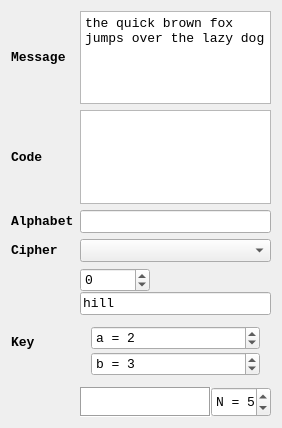
The window that sem5/pkc/classpher/ui/cipher_widget.ui (harababurel/homework) describes before a commit, drawn with Qt 5.
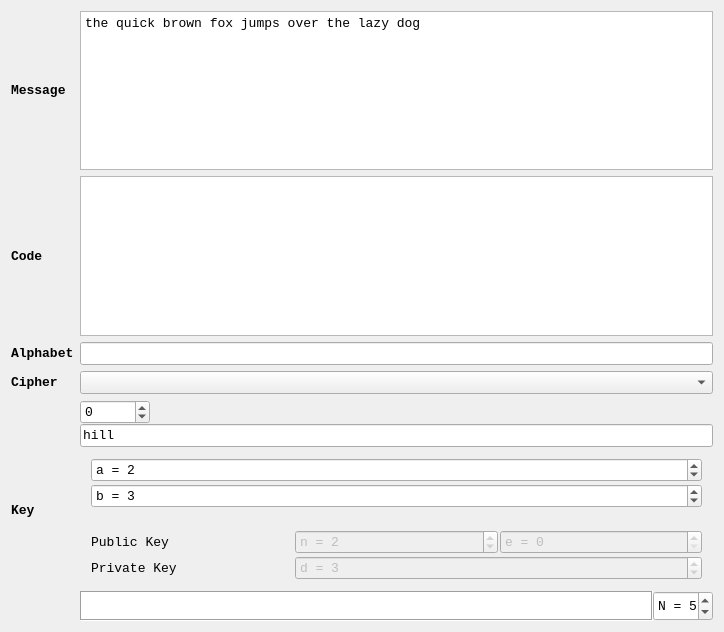
The same window after the commit.

Commit message: Classpher: integrate RSA cipher into GUI; first working draft

```diff
--- a/sem5/pkc/classpher/ui/cipher_widget.ui
+++ b/sem5/pkc/classpher/ui/cipher_widget.ui
@@ -6,8 +6,8 @@
    <rect>
     <x>0</x>
     <y>0</y>
-    <width>282</width>
-    <height>428</height>
+    <width>724</width>
+    <height>632</height>
    </rect>
   </property>
   <property name="font">
@@ -156,6 +156,88 @@
          </layout>
         </widget>
        </item>
+       <item>
+        <widget class="QWidget" name="rsa_container" native="true">
+         <layout class="QGridLayout" name="rsa_key_grid">
+          <property name="spacing">
+           <number>2</number>
+          </property>
+          <item row="0" column="1">
+           <widget class="QSpinBox" name="public_key_n_spin_box">
+            <property name="enabled">
+             <bool>false</bool>
+            </property>
+            <property name="font">
+             <font>
+              <family>Monospace</family>
+              <weight>50</weight>
+              <bold>false</bold>
+             </font>
+            </property>
+            <property name="prefix">
+             <string>n = </string>
+            </property>
+            <property name="maximum">
+             <number>999999999</number>
+            </property>
+            <property name="value">
+             <number>2</number>
+            </property>
+           </widget>
+          </item>
+          <item row="0" column="0">
+           <widget class="QLabel" name="public_key_label">
+            <property name="text">
+             <string>Public Key</string>
+            </property>
+           </widget>
+          </item>
+          <item row="1" column="0">
+           <widget class="QLabel" name="private_key_label">
+            <property name="text">
+             <string>Private Key</string>
+            </property>
+           </widget>
+          </item>
+          <item row="0" column="2">
+           <widget class="QSpinBox" name="public_key_e_spin_box">
+            <property name="enabled">
+             <bool>false</bool>
+            </property>
+            <property name="prefix">
+             <string>e = </string>
+            </property>
+            <property name="maximum">
+             <number>999999999</number>
+            </property>
+           </widget>
+          </item>
+          <item row="1" column="1" colspan="2">
+           <widget class="QSpinBox" name="private_key_spin_box">
+            <property name="enabled">
+             <bool>false</bool>
+            </property>
+            <property name="font">
+             <font>
+              <family>Monospace</family>
+              <weight>50</weight>
+              <bold>false</bold>
+             </font>
+            </property>
+            <property name="prefix">
+             <string>d = </string>
+            </property>
+            <property name="maximum">
+             <number>999999999</number>
+            </property>
+            <property name="value">
+             <number>3</number>
+            </property>
+           </widget>
+          </item>
+         </layout>
+        </widget>
+       </item>
        <item>
         <widget class="QWidget" name="permutation_container" native="true">
          <property name="sizePolicy">
@@ -237,9 +319,6 @@
             <property name="horizontalScrollBarPolicy">
              <enum>Qt::ScrollBarAlwaysOff</enum>
             </property>
-            <property name="sizeAdjustPolicy">
-             <enum>QAbstractScrollArea::AdjustToContentsOnFirstShow</enum>
-            </property>
             <property name="dragEnabled">
              <bool>true</bool>
             </property>
```
Left out of the diff: 13 changed lines with no effect on the pictures. The commit also changes 3 other files.
